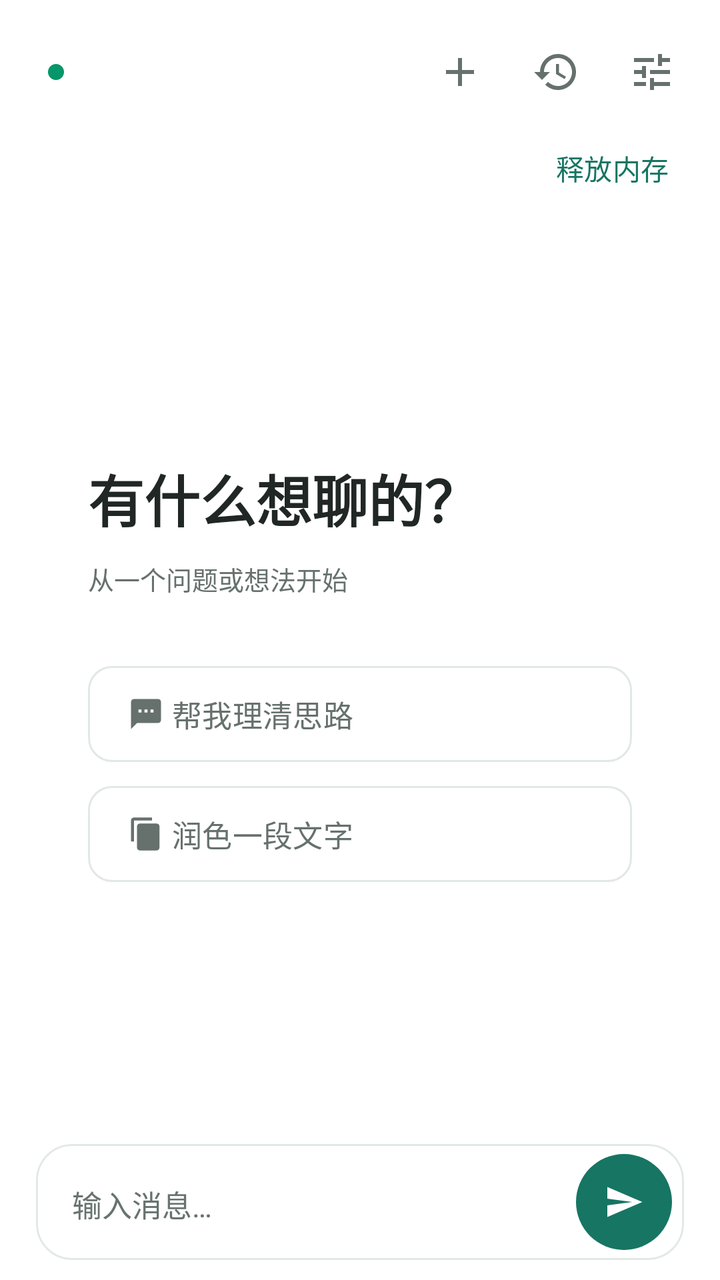
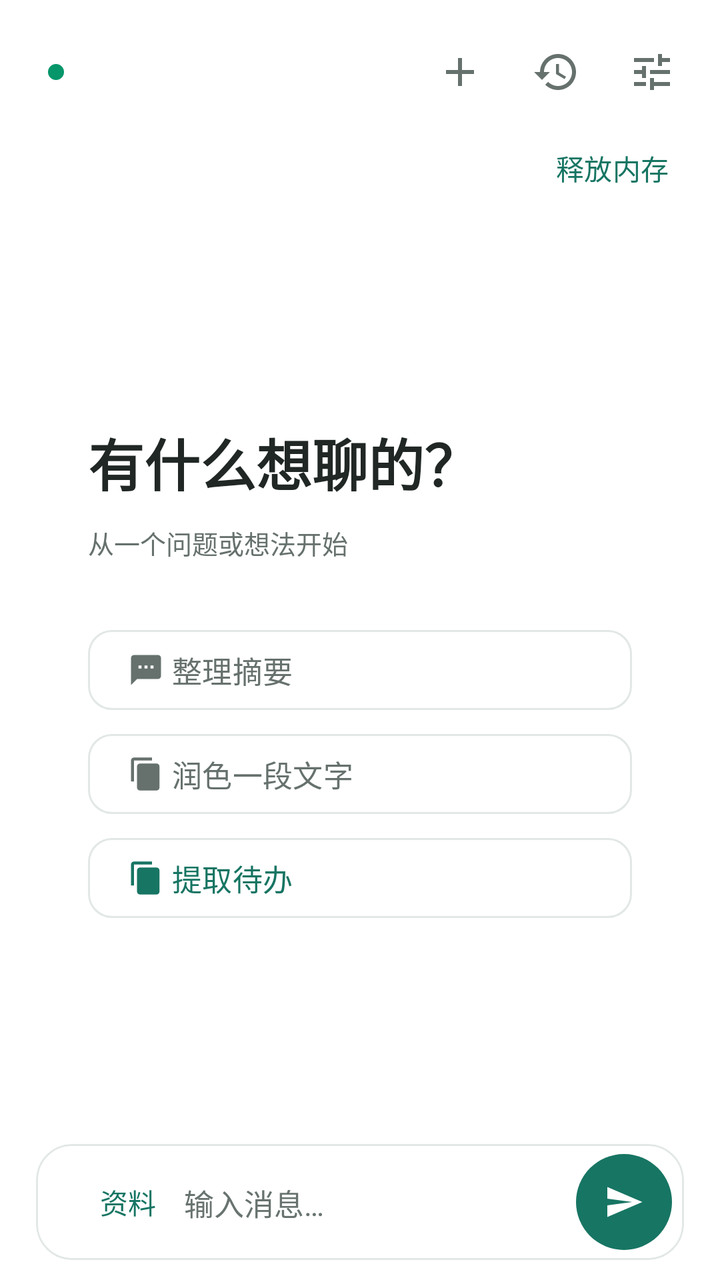

Screens rendered from an Android XML layout before and after an edit, with the pre-edit source and the edit as a unified diff.
<!-- AndroidManifest.xml: application theme Theme.LocalAI -->
<!-- res/layout/fragment_chat.xml -->
<?xml version="1.0" encoding="utf-8"?>
<LinearLayout xmlns:android="http://schemas.android.com/apk/res/android"
    xmlns:app="http://schemas.android.com/apk/res-auto"
    android:layout_width="match_parent"
    android:layout_height="match_parent"
    android:orientation="vertical">

    
    <LinearLayout
        android:layout_width="match_parent"
        android:layout_height="wrap_content"
        android:orientation="horizontal"
        android:gravity="center_vertical"
        android:paddingStart="@dimen/pad_screen"
        android:paddingEnd="10dp"
        android:paddingTop="12dp">

        <View
            android:id="@+id/status_dot"
            android:layout_width="8dp"
            android:layout_height="8dp"
            android:background="@drawable/bg_dot" />

        <TextView
            android:id="@+id/text_model"
            style="@style/Text.App.ItemTitle"
            android:layout_width="0dp"
            android:layout_weight="1"
            android:layout_height="wrap_content"
            android:layout_marginStart="8dp"
            android:minHeight="48dp"
            android:gravity="center_vertical"
            android:background="?attr/selectableItemBackground"
            android:maxLines="1"
            android:breakStrategy="balanced"
            android:ellipsize="end" />

        <ImageButton
            android:id="@+id/btn_new"
            android:layout_width="48dp"
            android:layout_height="48dp"
            android:background="?attr/selectableItemBackgroundBorderless"
            android:src="@drawable/ic_add"
            app:tint="@color/text_secondary"
            android:contentDescription="@string/action_new_conversation" />

        <ImageButton
            android:id="@+id/btn_history"
            android:layout_width="48dp"
            android:layout_height="48dp"
            android:background="?attr/selectableItemBackgroundBorderless"
            android:src="@drawable/ic_history"
            app:tint="@color/text_secondary"
            android:contentDescription="@string/history_title" />

        <ImageButton
            android:id="@+id/btn_switch"
            android:layout_width="48dp"
            android:layout_height="48dp"
            android:background="?attr/selectableItemBackgroundBorderless"
            android:src="@drawable/ic_tune"
            app:tint="@color/text_secondary"
            android:contentDescription="@string/action_more" />
    </LinearLayout>

    <LinearLayout
        android:layout_width="match_parent"
        android:layout_height="wrap_content"
        android:orientation="horizontal"
        android:gravity="center_vertical"
        android:paddingStart="@dimen/pad_screen"
        android:paddingEnd="10dp">

        <TextView
            android:id="@+id/text_model_state"
            style="@style/Text.App.BodySec"
            android:layout_width="0dp"
            android:layout_weight="1"
            android:layout_height="wrap_content"
            android:paddingBottom="10dp"
            android:accessibilityLiveRegion="polite" />

        <com.google.android.material.button.MaterialButton
            android:id="@+id/btn_unload_model"
            style="@style/Widget.Material3.Button.TextButton"
            android:layout_width="wrap_content"
            android:layout_height="wrap_content"
            android:minHeight="48dp"
            android:text="@string/chat_unload_model" />
    </LinearLayout>

    
    <FrameLayout
        android:layout_width="match_parent"
        android:layout_height="0dp"
        android:layout_weight="1">

        <androidx.recyclerview.widget.RecyclerView
            android:id="@+id/messages"
            android:layout_width="match_parent"
            android:layout_height="match_parent"
            android:clipToPadding="false"
            android:paddingBottom="8dp" />

        <ScrollView android:id="@+id/empty_wrap" android:layout_width="match_parent" android:layout_height="match_parent" android:fillViewport="true" android:scrollbars="none">
            <LinearLayout android:layout_width="match_parent" android:layout_height="wrap_content" android:orientation="vertical" android:gravity="center" android:padding="32dp">
                <LinearLayout android:layout_width="match_parent" android:layout_height="wrap_content" android:orientation="vertical" android:paddingStart="12dp" android:paddingEnd="12dp">
                    <TextView style="@style/Text.App.Headline" android:layout_width="match_parent" android:layout_height="wrap_content" android:text="@string/chat_empty_title" />
                    <TextView android:id="@+id/empty_subtitle" style="@style/Text.App.BodySec" android:layout_width="match_parent" android:layout_height="wrap_content" android:layout_marginTop="10dp" android:text="@string/chat_empty_sub" />
                    <com.google.android.material.button.MaterialButton android:id="@+id/prompt_think" style="@style/Widget.App.Button.Outline" android:layout_width="match_parent" android:layout_height="wrap_content" android:minHeight="60dp" android:layout_marginTop="28dp" android:gravity="start|center_vertical" android:text="@string/chat_prompt_think" android:textColor="@color/text_secondary" app:strokeColor="@color/outline" app:icon="@drawable/ic_chat" app:iconTint="@color/text_secondary" />
                    <com.google.android.material.button.MaterialButton android:id="@+id/prompt_write" style="@style/Widget.App.Button.Outline" android:layout_width="match_parent" android:layout_height="wrap_content" android:minHeight="60dp" android:gravity="start|center_vertical" android:text="@string/chat_prompt_write" android:textColor="@color/text_secondary" app:strokeColor="@color/outline" app:icon="@drawable/ic_copy" app:iconTint="@color/text_secondary" />
                    <com.google.android.material.button.MaterialButton android:id="@+id/btn_get_model" style="@style/Widget.App.Button" android:layout_width="match_parent" android:layout_height="wrap_content" android:minHeight="60dp" android:layout_marginTop="24dp" android:text="@string/action_goto_market" android:visibility="gone" />
                </LinearLayout>
            </LinearLayout>
        </ScrollView>

        <com.google.android.material.button.MaterialButton
            android:id="@+id/btn_latest_message"
            style="@style/Widget.Material3.Button.TonalButton"
            android:layout_width="wrap_content"
            android:layout_height="wrap_content"
            android:layout_gravity="bottom|center_horizontal"
            android:layout_marginBottom="8dp"
            android:minHeight="48dp"
            android:text="@string/chat_latest_message"
            android:visibility="gone" />
    </FrameLayout>

    
    <com.google.android.material.card.MaterialCardView
        android:layout_width="match_parent"
        android:layout_height="wrap_content"
        android:layout_marginStart="18dp"
        android:layout_marginEnd="18dp"
        android:layout_marginBottom="10dp"
        android:layout_marginTop="4dp"
        app:cardCornerRadius="18dp">

        <LinearLayout
            android:layout_width="match_parent"
            android:layout_height="wrap_content"
            android:orientation="horizontal"
            android:gravity="bottom"
            android:paddingStart="18dp"
            android:paddingEnd="6dp"
            android:paddingTop="5dp"
            android:paddingBottom="5dp">

            <EditText
                android:id="@+id/input"
                style="@style/Text.App.Body"
                android:layout_width="0dp"
                android:layout_weight="1"
                android:layout_height="wrap_content"
                android:minHeight="46dp"
                android:maxLines="4"
                android:background="@null"
                android:hint="@string/chat_input_hint"
                android:textColorHint="@color/text_tertiary"
                android:inputType="textMultiLine|textCapSentences"
                android:imeOptions="actionNone"
                android:importantForAutofill="no" />

            <FrameLayout
                android:layout_width="48dp"
                android:layout_height="48dp">

                <com.google.android.material.button.MaterialButton
                    android:id="@+id/btn_send"
                    style="@style/Widget.Material3.Button.IconButton.Filled"
                    android:layout_width="48dp"
                    android:layout_height="48dp"
                    android:layout_gravity="center"
                    app:icon="@drawable/ic_send"
                    app:iconTint="@color/md_on_primary"
                    app:iconGravity="textStart"
                    app:iconPadding="0dp"
                    android:insetLeft="0dp"
                    android:insetRight="0dp"
                    android:insetTop="0dp"
                    android:insetBottom="0dp"
                    android:contentDescription="@string/action_send" />
            </FrameLayout>
        </LinearLayout>
    </com.google.android.material.card.MaterialCardView>

</LinearLayout>
<!-- resources referenced by this layout -->
<resources>
  <color name="md_on_primary">#FFFFFF</color>
  <color name="outline">#E2E8E5</color>
  <color name="text_secondary">#66716D</color>
  <color name="text_tertiary">#68736F</color>
  <dimen name="pad_screen">24dp</dimen>
  <!-- drawable bg_dot (drawable) -->
  <?xml version="1.0" encoding="utf-8"?>
  <shape xmlns:android="http://schemas.android.com/apk/res/android" android:shape="oval">
      <solid android:color="@color/status_success" />
      <size android:width="8dp" android:height="8dp" />
  </shape>
  <string name="action_goto_market">浏览模型</string>
  <string name="action_more">更多操作</string>
  <string name="action_new_conversation">新建会话</string>
  <string name="action_send">发送消息</string>
  <string name="chat_empty_sub">从一个问题或想法开始</string>
  <string name="chat_empty_title">有什么想聊的？</string>
  <string name="chat_input_hint">输入消息…</string>
  <string name="chat_latest_message">回到最新消息</string>
  <string name="chat_prompt_think">帮我理清思路</string>
  <string name="chat_prompt_write">润色一段文字</string>
  <string name="chat_unload_model">释放内存</string>
  <string name="history_title">会话历史</string>
  <style name="Text.App.Body" parent="android:TextAppearance">
          <item name="android:textSize">15sp</item>
          <item name="android:textColor">@color/text_primary</item>
          <item name="android:lineSpacingExtra">4sp</item>
      </style>
  <style name="Text.App.BodySec" parent="android:TextAppearance">
          <item name="android:textSize">13sp</item>
          <item name="android:textColor">@color/text_secondary</item>
          <item name="android:lineSpacingExtra">3sp</item>
      </style>
  <style name="Text.App.Headline" parent="android:TextAppearance">
          <item name="android:textSize">28sp</item>
          <item name="android:fontFamily">sans-serif-medium</item>
          <item name="android:textStyle">bold</item>
          <item name="android:textColor">@color/text_primary</item>
      </style>
  <style name="Text.App.ItemTitle" parent="android:TextAppearance">
          <item name="android:textSize">15sp</item>
          <item name="android:fontFamily">sans-serif-medium</item>
          <item name="android:textColor">@color/text_primary</item>
          <item name="android:maxLines">1</item>
          <item name="android:ellipsize">end</item>
      </style>
  <color name="status_success">#059669</color>
  <color name="text_primary">#202725</color>
  <dimen name="radius_btn">12dp</dimen>
  <dimen name="h_button">46dp</dimen>
  <color name="md_primary">#177563</color>
  <color name="md_primary_container">#EAF3EF</color>
  <color name="md_on_primary_container">#155B4E</color>
  <color name="md_secondary">#177563</color>
  <color name="md_on_secondary">#FFFFFF</color>
  <color name="md_secondary_container">#EAF3EF</color>
  <color name="md_on_secondary_container">#155B4E</color>
  <color name="md_tertiary">#D97706</color>
  <color name="md_on_tertiary">#FFFFFF</color>
  <color name="md_tertiary_container">#FEF3C7</color>
  <color name="md_on_tertiary_container">#78350F</color>
  <color name="surface_variant">#F2F5F3</color>
  <color name="surface">#FFFFFF</color>
  <color name="on_surface">#202725</color>
  <color name="on_surface_variant">#66716D</color>
  <color name="status_danger">#DC2626</color>
  <color name="app_background">#FFFFFF</color>
  <style name="Widget.App.Card" parent="Widget.Material3.CardView.Outlined">
          <item name="cardCornerRadius">@dimen/radius_card</item>
          <item name="cardElevation">0dp</item>
          <item name="strokeWidth">1dp</item>
          <item name="strokeColor">@color/outline</item>
          <item name="cardBackgroundColor">@color/surface</item>
      </style>
  <style name="Widget.App.NavIndicator" parent="Widget.Material3.BottomNavigationView.ActiveIndicator">
          <item name="android:color">?attr/colorPrimaryContainer</item>
      </style>
  <dimen name="radius_card">12dp</dimen>
  <!-- unchanged entries left out for length: 11 -->
</resources>

<!-- the commit's change to res/layout/fragment_chat.xml (unified diff, before → after) -->
@@ -107,9 +107,10 @@
                 <LinearLayout android:layout_width="match_parent" android:layout_height="wrap_content" android:orientation="vertical" android:paddingStart="12dp" android:paddingEnd="12dp">
                     <TextView style="@style/Text.App.Headline" android:layout_width="match_parent" android:layout_height="wrap_content" android:text="@string/chat_empty_title" />
                     <TextView android:id="@+id/empty_subtitle" style="@style/Text.App.BodySec" android:layout_width="match_parent" android:layout_height="wrap_content" android:layout_marginTop="10dp" android:text="@string/chat_empty_sub" />
-                    <com.google.android.material.button.MaterialButton android:id="@+id/prompt_think" style="@style/Widget.App.Button.Outline" android:layout_width="match_parent" android:layout_height="wrap_content" android:minHeight="60dp" android:layout_marginTop="28dp" android:gravity="start|center_vertical" android:text="@string/chat_prompt_think" android:textColor="@color/text_secondary" app:strokeColor="@color/outline" app:icon="@drawable/ic_chat" app:iconTint="@color/text_secondary" />
-                    <com.google.android.material.button.MaterialButton android:id="@+id/prompt_write" style="@style/Widget.App.Button.Outline" android:layout_width="match_parent" android:layout_height="wrap_content" android:minHeight="60dp" android:gravity="start|center_vertical" android:text="@string/chat_prompt_write" android:textColor="@color/text_secondary" app:strokeColor="@color/outline" app:icon="@drawable/ic_copy" app:iconTint="@color/text_secondary" />
-                    <com.google.android.material.button.MaterialButton android:id="@+id/btn_get_model" style="@style/Widget.App.Button" android:layout_width="match_parent" android:layout_height="wrap_content" android:minHeight="60dp" android:layout_marginTop="24dp" android:text="@string/action_goto_market" android:visibility="gone" />
+                    <com.google.android.material.button.MaterialButton android:id="@+id/prompt_think" style="@style/Widget.App.Button.Outline" android:layout_width="match_parent" android:layout_height="wrap_content" android:minHeight="52dp" android:layout_marginTop="28dp" android:gravity="start|center_vertical" android:text="@string/chat_prompt_think" android:textColor="@color/text_secondary" app:strokeColor="@color/outline" app:icon="@drawable/ic_chat" app:iconTint="@color/text_secondary" />
+                    <com.google.android.material.button.MaterialButton android:id="@+id/prompt_write" style="@style/Widget.App.Button.Outline" android:layout_width="match_parent" android:layout_height="wrap_content" android:minHeight="52dp" android:gravity="start|center_vertical" android:text="@string/chat_prompt_write" android:textColor="@color/text_secondary" app:strokeColor="@color/outline" app:icon="@drawable/ic_copy" app:iconTint="@color/text_secondary" />
+                    <com.google.android.material.button.MaterialButton android:id="@+id/prompt_todo" style="@style/Widget.App.Button.Outline" android:layout_width="match_parent" android:layout_height="wrap_content" android:minHeight="52dp" android:gravity="start|center_vertical" android:text="提取待办" app:strokeColor="@color/outline" app:icon="@drawable/ic_copy" />
+                    <com.google.android.material.button.MaterialButton android:id="@+id/btn_get_model" style="@style/Widget.App.Button" android:layout_width="match_parent" android:layout_height="wrap_content" android:minHeight="52dp" android:layout_marginTop="24dp" android:text="@string/action_goto_market" android:visibility="gone" />
                 </LinearLayout>
             </LinearLayout>
         </ScrollView>
@@ -145,6 +146,8 @@
             android:paddingEnd="6dp"
             android:paddingTop="5dp"
             android:paddingBottom="5dp">
+
+            <com.google.android.material.button.MaterialButton android:id="@+id/btn_materials" style="@style/Widget.Material3.Button.TextButton" android:layout_width="56dp" android:layout_height="48dp" android:text="资料" android:padding="0dp" android:contentDescription="资料与工作区" />
 
             <EditText
                 android:id="@+id/input"
<!-- resource entries referenced after the edit -->
@@ -19,7 +19,7 @@
   <string name="chat_empty_title">有什么想聊的？</string>
   <string name="chat_input_hint">输入消息…</string>
   <string name="chat_latest_message">回到最新消息</string>
-  <string name="chat_prompt_think">帮我理清思路</string>
+  <string name="chat_prompt_think">整理摘要</string>
   <string name="chat_prompt_write">润色一段文字</string>
   <string name="chat_unload_model">释放内存</string>
   <string name="history_title">会话历史</string>
